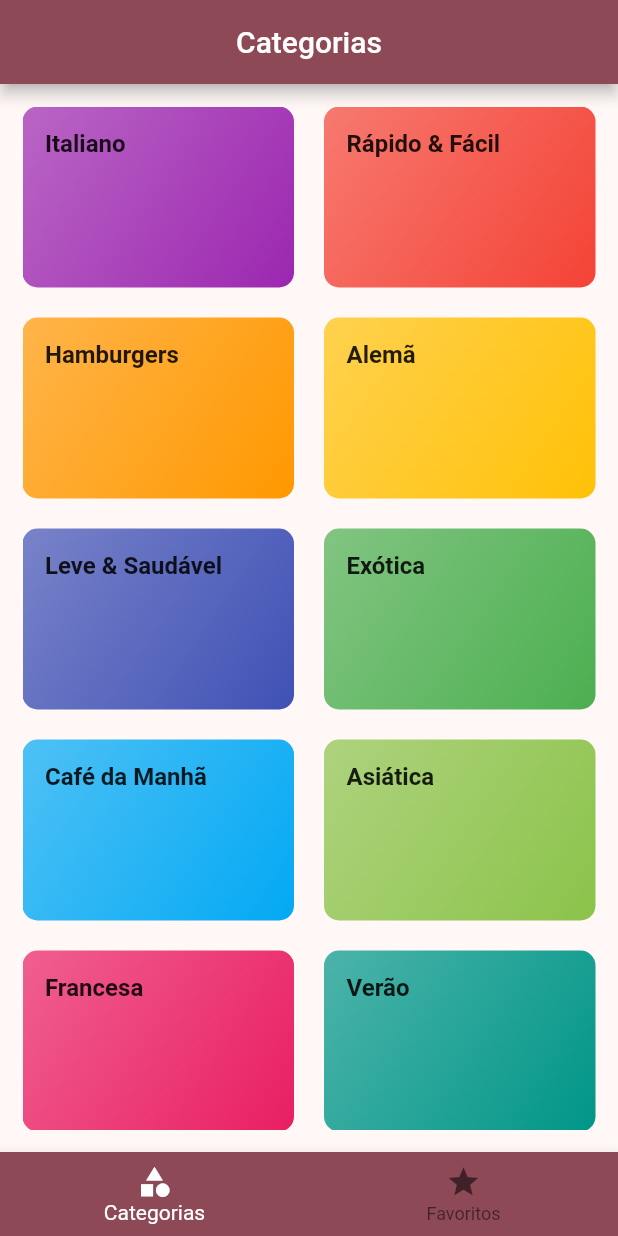
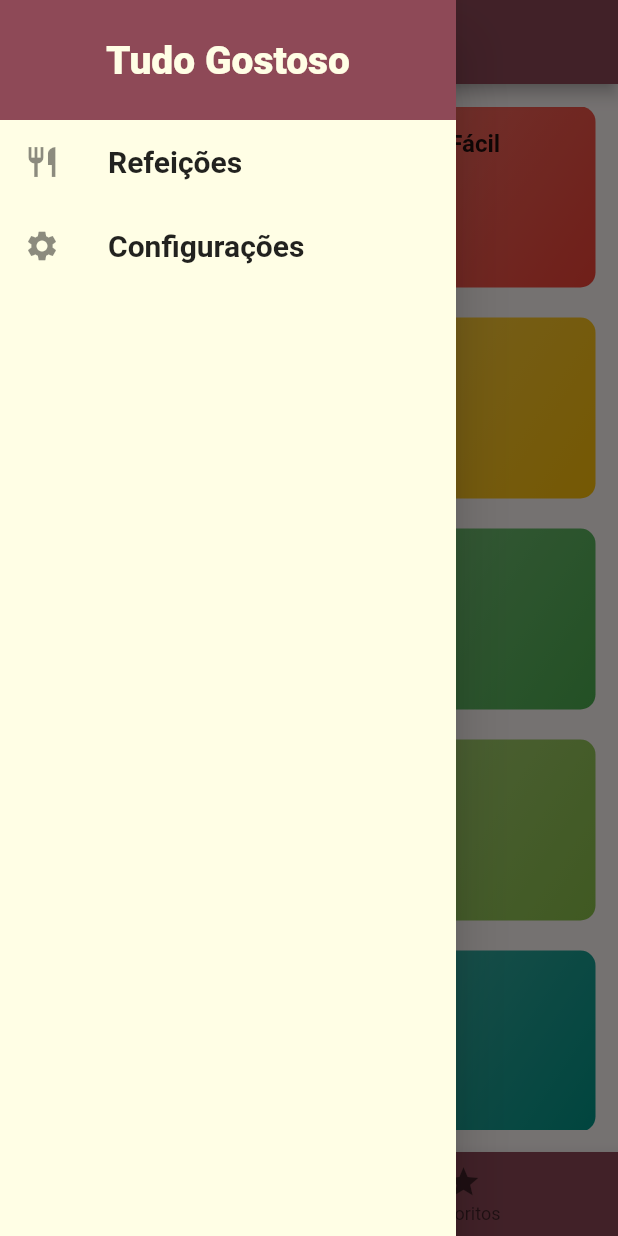
Before and after one commit to uespi-phb/prog4-20222, a Flutter app: the screen it shows after launch, with the side drawer open (before the commit the screen has no drawer), on a phone screen of 412 x 824 dp. Run offline on Flutter 3.47's test engine with Material 2 defaults, Android fonts, the phone set to English and light mode, and no system bars; our stand-ins replace font_awesome_flutter; Roboto replaces fonts that are missing (RobotoCondensed).

Commit message:
Aula 2023-05-30

```diff
--- a/meals/lib/app/app_routes.dart
+++ b/meals/lib/app/app_routes.dart
@@ -1,5 +1,6 @@
 class AppRoutes {
   static const root = '/';
   static const categoryMeals = '/category-meals';
+  static const settings = '/settings';
   static const mealDetail = '/category-meals/detail';
 }
--- a/meals/lib/app/meals_app.dart
+++ b/meals/lib/app/meals_app.dart
@@ -1,6 +1,9 @@
 import 'package:flutter/material.dart';
 import 'package:meals/pages/meal_detail_page.dart';
+import 'package:meals/pages/settings_page.dart';
+import 'package:provider/provider.dart';
 
+import '../data/meals_provider.dart';
 import '../models/category.dart';
 import '../models/meal.dart';
 import './app_routes.dart';
@@ -12,7 +15,9 @@ class MealsApp extends StatelessWidget {
 
   @override
   Widget build(BuildContext context) {
-    return MaterialApp(
+    return ChangeNotifierProvider<MealsProvider>(
+      create: (_) => MealsProvider(),
+      child: MaterialApp(
         debugShowCheckedModeBanner: false,
         title: 'Tudo Gostoso!',
         theme: ThemeData(
@@ -30,6 +35,7 @@ class MealsApp extends StatelessWidget {
         initialRoute: AppRoutes.root,
         routes: {
           AppRoutes.root: (context) => const MainPage(),
+          AppRoutes.settings: (context) => const SettingsPage(),
           AppRoutes.categoryMeals: (context) {
             final category =
                 ModalRoute.of(context)?.settings.arguments as Category;
@@ -40,6 +46,7 @@ class MealsApp extends StatelessWidget {
             return MealDetailPage(meal: meal);
           }
         },
+      ),
     );
   }
 }
--- a/meals/lib/data/database.dart
+++ /dev/null
@@ -1,12 +0,0 @@
-import '../models/meal.dart';
-import './categories.dart';
-import './meals.dart';
-
-class Database {
-  static final categories = kCategories;
-  static final meals = kMeals;
-
-  static List<Meal> get favoriteMeals {
-    return meals.where((meal) => meal.isFavorite).toList();
-  }
-}
--- /dev/null
+++ b/meals/lib/data/meals_provider.dart
@@ -0,0 +1,43 @@
+import 'package:flutter/widgets.dart';
+import 'package:meals/data/categories.dart';
+import 'package:meals/models/category.dart';
+
+import '../models/app_settings.dart';
+import 'meals.dart';
+import '../models/meal.dart';
+
+class MealsProvider with ChangeNotifier {
+  final List<Meal> meals = kMeals;
+  final List<Category> categories = kCategories;
+  final AppSettings settings = AppSettings();
+
+  List<Meal> categoryMeals(Category category) =>
+      meals.where((meal) => meal.categories.contains(category.id)).toList();
+
+  List<Meal> favoriteMeals() => meals.where((meal) => meal.isFavorite).toList();
+
+  void toggleFavorite(Meal meal) {
+    meal.isFavorite = !meal.isFavorite;
+    notifyListeners();
+  }
+
+  void toggleGlutenFree() {
+    settings.isGlutenFree = !settings.isGlutenFree;
+    notifyListeners();
+  }
+
+  void toggleLactoseFree() {
+    settings.isLactoseFree = !settings.isLactoseFree;
+    notifyListeners();
+  }
+
+  void toggleVegetarian() {
+    settings.isVegetarian = !settings.isVegetarian;
+    notifyListeners();
+  }
+
+  void toggleVegan() {
+    settings.isVegan = !settings.isVegan;
+    notifyListeners();
+  }
+}
--- /dev/null
+++ b/meals/lib/models/app_settings.dart
@@ -0,0 +1,6 @@
+class AppSettings {
+  bool isGlutenFree = false;
+  bool isVegan = false;
+  bool isVegetarian = false;
+  bool isLactoseFree = false;
+}
--- a/meals/lib/models/meal.dart
+++ b/meals/lib/models/meal.dart
@@ -50,8 +50,4 @@ class Meal {
     required this.isVegetarian,
     this.isFavorite = false,
   });
-
-  void toggleFavorite() {
-    isFavorite = !isFavorite;
-  }
 }
--- a/meals/lib/pages/category_page.dart
+++ b/meals/lib/pages/category_page.dart
@@ -1,6 +1,7 @@
 import 'package:flutter/material.dart';
+import 'package:provider/provider.dart';
 
-import '../data/database.dart';
+import '../data/meals_provider.dart';
 import '../widgets/category_card.dart';
 
 class CategoryPage extends StatelessWidget {
@@ -8,6 +9,9 @@ class CategoryPage extends StatelessWidget {
 
   @override
   Widget build(BuildContext context) {
+    final categories =
+        Provider.of<MealsProvider>(context, listen: false).categories;
+
     return Padding(
       padding: const EdgeInsets.all(15.0),
       child: GridView(
@@ -17,7 +21,7 @@ class CategoryPage extends StatelessWidget {
           mainAxisSpacing: 20.0,
           childAspectRatio: 3 / 2,
         ),
-        children: Database.categories
+        children: categories
             .map((category) => CategoryCard(category: category))
             .toList(),
       ),
--- a/meals/lib/pages/main_page.dart
+++ b/meals/lib/pages/main_page.dart
@@ -1,5 +1,6 @@
 import 'package:flutter/material.dart';
 import 'package:meals/pages/favorites_page.dart';
+import 'package:meals/widgets/app_drawer.dart';
 
 import './category_page.dart';
 
@@ -42,6 +43,7 @@ class _MainPageState extends State<MainPage> {
         title: _createTitle(_pageIndex),
         centerTitle: true,
       ),
+      drawer: const AppDrawer(),
       body: _createPage(_pageIndex),
       bottomNavigationBar: BottomNavigationBar(
         backgroundColor: Theme.of(context).primaryColor,
--- /dev/null
+++ b/meals/lib/widgets/app_drawer.dart
@@ -0,0 +1,64 @@
+import 'package:flutter/material.dart';
+
+import '../app/app_routes.dart';
+
+class AppDrawer extends StatelessWidget {
+  const AppDrawer({super.key});
+
+  @override
+  Widget build(BuildContext context) {
+    return Drawer(
+      child: Column(
+        children: [
+          Container(
+            height: 80.0,
+            width: double.infinity,
+            color: Theme.of(context).colorScheme.primary,
+            child: Center(
+              child: Text(
+                'Tudo Gostoso',
+                style: TextStyle(
+                  fontWeight: FontWeight.w900,
+                  fontSize: 26.0,
+                  color: Theme.of(context).canvasColor,
+                ),
+              ),
+            ),
+          ),
+          ListTile(
+            leading: const Icon(
+              Icons.restaurant,
+            ),
+            title: const Text(
+              'Refeições',
+              style: TextStyle(
+                fontFamily: 'RobotoCondensed',
+                fontSize: 20.0,
+                fontWeight: FontWeight.bold,
+              ),
+            ),
+            onTap: () {
+              Navigator.of(context).pushReplacementNamed(AppRoutes.root);
+            },
+          ),
+          ListTile(
+            leading: const Icon(
+              Icons.settings,
+            ),
+            title: const Text(
+              'Configurações',
+              style: TextStyle(
+                fontFamily: 'RobotoCondensed',
+                fontSize: 20.0,
+                fontWeight: FontWeight.bold,
+              ),
+            ),
+            onTap: () {
+              Navigator.of(context).pushNamed(AppRoutes.settings);
+            },
+          )
+        ],
+      ),
+    );
+  }
+}
--- a/meals/pubspec.yaml
+++ b/meals/pubspec.yaml
@@ -11,6 +11,7 @@ dependencies:
   flutter:
     sdk: flutter
   cupertino_icons: ^1.0.2
+  provider: ^6.0.5
 
 dev_dependencies:
   flutter_test:
```
Also changed, not shown: meals/lib/pages/category_meals_page.dart (+3 -11 lines), meals/lib/pages/favorites_page.dart (+6 -4 lines), meals/lib/pages/meal_detail_page.dart (+27 -26 lines), meals/lib/pages/settings_page.dart (added, +78 -0 lines), meals/pubspec.lock. Lines whose indentation alone changed are shown as unchanged.
